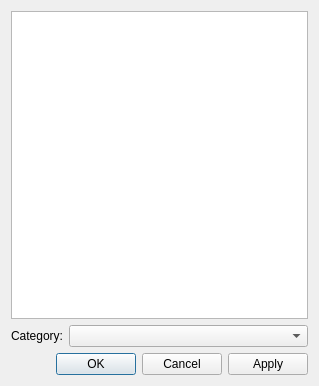
Above: gns3/ui/symbol_selection_dialog.ui from GNS3/gns3-gui before the change. Below: the same form after it.
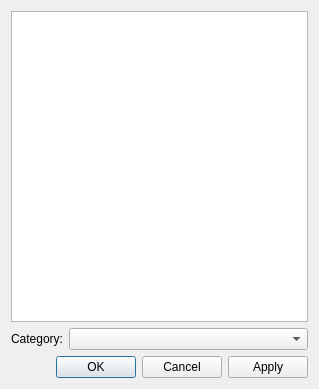
That is the form after the change.

The edit to the form file:
```diff
--- a/gns3/ui/symbol_selection_dialog.ui
+++ b/gns3/ui/symbol_selection_dialog.ui
@@ -7,7 +7,7 @@
     <x>0</x>
     <y>0</y>
     <width>319</width>
-    <height>386</height>
+    <height>389</height>
    </rect>
   </property>
   <property name="windowTitle">
```
Left out of the diff: 4 changed lines with no effect on the pictures.
